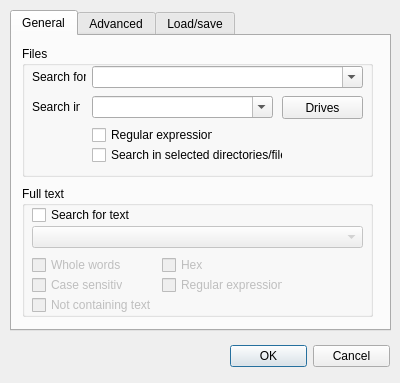
The window that FindFilesDialog.ui (martin-kudlicka/file-commander) describes before a commit, drawn with Qt 5.
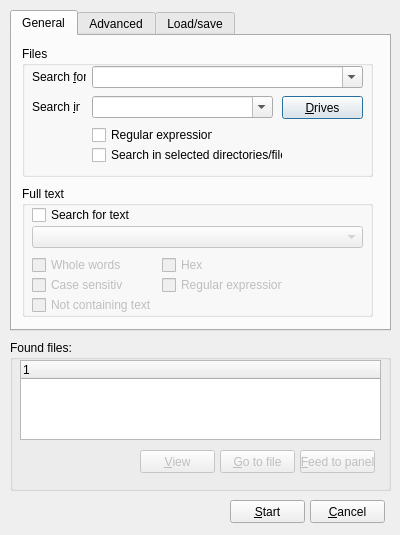
The same window after the commit.

Commit message: + search files according to the file name

What changed in the file:
```diff
--- a/FindFilesDialog.ui
+++ b/FindFilesDialog.ui
@@ -6,28 +6,12 @@
     <x>0</x>
     <y>0</y>
     <width>400</width>
-    <height>383</height>
+    <height>535</height>
    </rect>
   </property>
   <property name="windowTitle" >
    <string>Find files</string>
   </property>
-  <widget class="QDialogButtonBox" name="buttonBox" >
-   <property name="geometry" >
-    <rect>
-     <x>230</x>
-     <y>340</y>
-     <width>160</width>
-     <height>32</height>
-    </rect>
-   </property>
-   <property name="orientation" >
-    <enum>Qt::Horizontal</enum>
-   </property>
-   <property name="standardButtons" >
-    <set>QDialogButtonBox::Cancel|QDialogButtonBox::NoButton|QDialogButtonBox::Ok</set>
-   </property>
-  </widget>
   <widget class="QTabWidget" name="tabWidget" >
    <property name="geometry" >
     <rect>
@@ -56,19 +40,6 @@
      <property name="title" >
       <string>Full text</string>
      </property>
-     <widget class="QCheckBox" name="checkBox_3" >
-      <property name="geometry" >
-       <rect>
-        <x>10</x>
-        <y>20</y>
-        <width>101</width>
-        <height>18</height>
-       </rect>
-      </property>
-      <property name="text" >
-       <string>Search for text</string>
-      </property>
-     </widget>
      <widget class="QComboBox" name="comboBox_3" >
       <property name="enabled" >
        <bool>false</bool>
@@ -162,6 +133,19 @@
        <string>Case sensitive</string>
       </property>
      </widget>
+     <widget class="QCheckBox" name="checkBox_3" >
+      <property name="geometry" >
+       <rect>
+        <x>10</x>
+        <y>20</y>
+        <width>101</width>
+        <height>18</height>
+       </rect>
+      </property>
+      <property name="text" >
+       <string>Search for text</string>
+      </property>
+     </widget>
     </widget>
     <widget class="QGroupBox" name="groupBox" >
      <property name="geometry" >
@@ -201,6 +185,32 @@
        <string>Regular expression</string>
       </property>
      </widget>
+     <widget class="QComboBox" name="qcbSearchIn" >
+      <property name="geometry" >
+       <rect>
+        <x>70</x>
+        <y>50</y>
+        <width>181</width>
+        <height>22</height>
+       </rect>
+      </property>
+      <property name="editable" >
+       <bool>true</bool>
+      </property>
+     </widget>
+     <widget class="QPushButton" name="qpbDrives" >
+      <property name="geometry" >
+       <rect>
+        <x>260</x>
+        <y>50</y>
+        <width>81</width>
+        <height>23</height>
+       </rect>
+      </property>
+      <property name="text" >
+       <string>&amp;Drives</string>
+      </property>
+     </widget>
      <widget class="QLabel" name="label" >
       <property name="geometry" >
        <rect>
@@ -211,7 +221,10 @@
        </rect>
       </property>
       <property name="text" >
-       <string>Search for</string>
+       <string>Search &amp;for</string>
+      </property>
+      <property name="buddy" >
+       <cstring>qcbSearchFor</cstring>
       </property>
      </widget>
      <widget class="QLabel" name="label_2" >
@@ -224,10 +237,13 @@
        </rect>
       </property>
       <property name="text" >
-       <string>Search in</string>
+       <string>Search &amp;in</string>
+      </property>
+      <property name="buddy" >
+       <cstring>qcbSearchIn</cstring>
       </property>
      </widget>
-     <widget class="QComboBox" name="comboBox" >
+     <widget class="QComboBox" name="qcbSearchFor" >
       <property name="geometry" >
        <rect>
         <x>70</x>
@@ -240,32 +256,6 @@
        <bool>true</bool>
       </property>
      </widget>
-     <widget class="QPushButton" name="qpbDrives" >
-      <property name="geometry" >
-       <rect>
-        <x>260</x>
-        <y>50</y>
-        <width>81</width>
-        <height>23</height>
-       </rect>
-      </property>
-      <property name="text" >
-       <string>Drives</string>
-      </property>
-     </widget>
-     <widget class="QComboBox" name="qcbSearchIn" >
-      <property name="geometry" >
-       <rect>
-        <x>70</x>
-        <y>50</y>
-        <width>181</width>
-        <height>22</height>
-       </rect>
-      </property>
-      <property name="editable" >
-       <bool>true</bool>
-      </property>
-     </widget>
     </widget>
    </widget>
    <widget class="QWidget" name="tab_2" >
@@ -487,6 +477,109 @@
     </widget>
    </widget>
   </widget>
+  <widget class="QPushButton" name="qpbStart" >
+   <property name="geometry" >
+    <rect>
+     <x>230</x>
+     <y>500</y>
+     <width>75</width>
+     <height>23</height>
+    </rect>
+   </property>
+   <property name="text" >
+    <string>&amp;Start</string>
+   </property>
+  </widget>
+  <widget class="QPushButton" name="qpbCancel" >
+   <property name="geometry" >
+    <rect>
+     <x>310</x>
+     <y>500</y>
+     <width>75</width>
+     <height>23</height>
+    </rect>
+   </property>
+   <property name="text" >
+    <string>&amp;Cancel</string>
+   </property>
+  </widget>
+  <widget class="QGroupBox" name="groupBox_4" >
+   <property name="geometry" >
+    <rect>
+     <x>10</x>
+     <y>340</y>
+     <width>381</width>
+     <height>151</height>
+    </rect>
+   </property>
+   <property name="title" >
+    <string>Found files:</string>
+   </property>
+   <widget class="QTreeWidget" name="qtwSearch" >
+    <property name="geometry" >
+     <rect>
+      <x>10</x>
+      <y>20</y>
+      <width>361</width>
+      <height>80</height>
+     </rect>
+    </property>
+    <property name="selectionMode" >
+     <enum>QAbstractItemView::ExtendedSelection</enum>
+    </property>
+    <property name="rootIsDecorated" >
+     <bool>false</bool>
+    </property>
+   </widget>
+   <widget class="QPushButton" name="pushButton" >
+    <property name="enabled" >
+     <bool>false</bool>
+    </property>
+    <property name="geometry" >
+     <rect>
+      <x>130</x>
+      <y>110</y>
+      <width>75</width>
+      <height>23</height>
+     </rect>
+    </property>
+    <property name="text" >
+     <string>&amp;View</string>
+    </property>
+   </widget>
+   <widget class="QPushButton" name="pushButton_5" >
+    <property name="enabled" >
+     <bool>false</bool>
+    </property>
+    <property name="geometry" >
+     <rect>
+      <x>210</x>
+      <y>110</y>
+      <width>75</width>
+      <height>23</height>
+     </rect>
+    </property>
+    <property name="text" >
+     <string>&amp;Go to file</string>
+    </property>
+   </widget>
+   <widget class="QPushButton" name="pushButton_6" >
+    <property name="enabled" >
+     <bool>false</bool>
+    </property>
+    <property name="geometry" >
+     <rect>
+      <x>290</x>
+      <y>110</y>
+      <width>75</width>
+      <height>23</height>
+     </rect>
+    </property>
+    <property name="text" >
+     <string>&amp;Feed to panel</string>
+    </property>
+   </widget>
+  </widget>
  </widget>
  <resources/>
  <connections>
```
Left out of the diff: 59 changed lines with no effect on the pictures. The commit also changes 2 other files.
